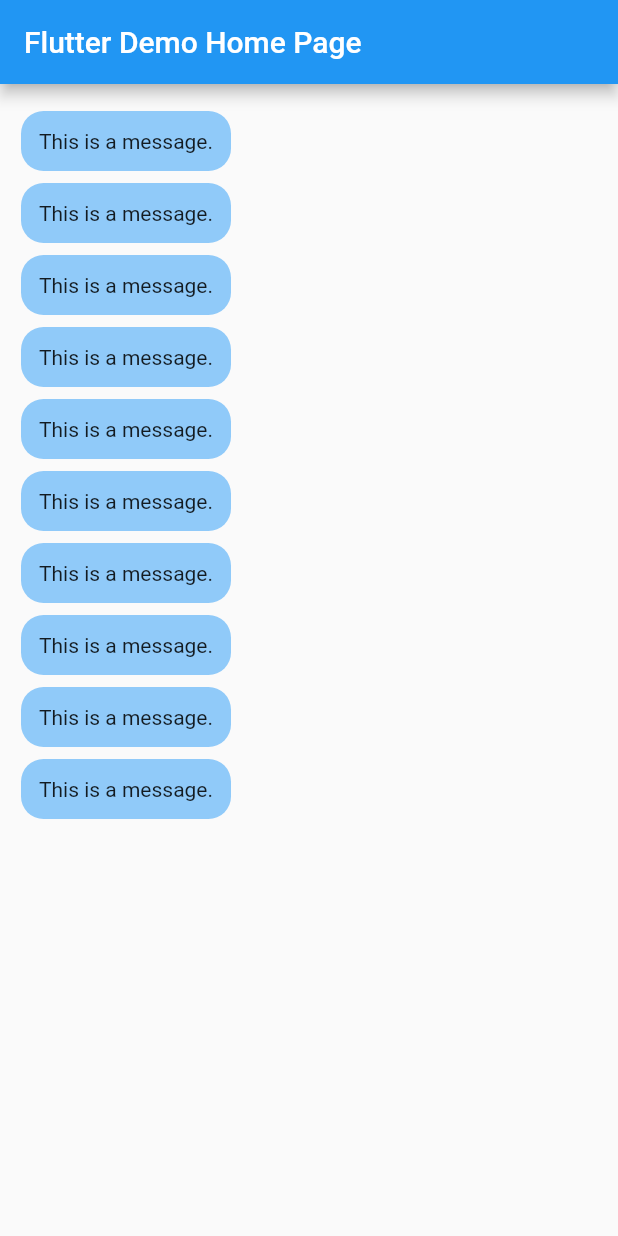
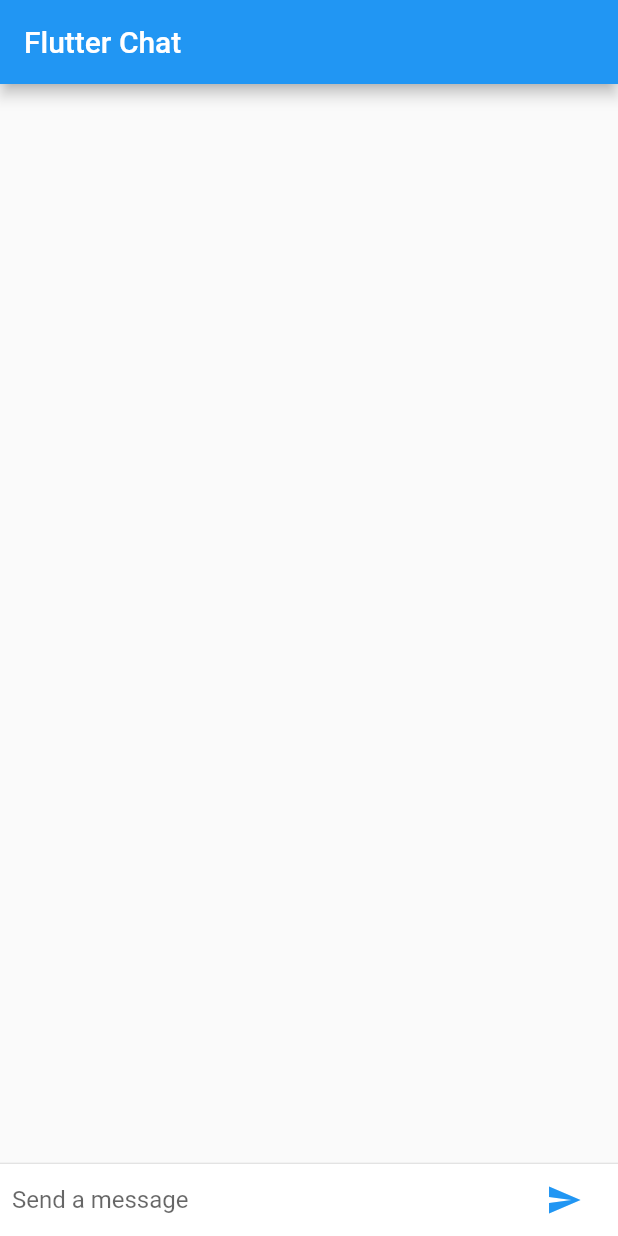
Before and after one commit to qsunki/capstone, a Flutter app: the screen it shows after launch, on a phone screen of 412 x 824 dp. Run offline on Flutter 3.47's test engine with Material 2 defaults, Android fonts, the phone set to English and light mode, and no system bars; missing offline and left inert: dart_openai.

Commit message:
edit chatUI

```diff
--- a/lib/main.dart
+++ b/lib/main.dart
@@ -1,11 +1,11 @@
 import 'package:dart_openai/openai.dart';
 import 'package:flutter/material.dart';
 
+import 'chat_message.dart';
 import 'env/env.dart';
 
-
 void main() {
-  // OpenAI.apiKey = Env.apiKey;
+  OpenAI.apiKey = Env.apiKey;
   // Stream<OpenAIStreamChatCompletionModel> chatStream = OpenAI.instance.chat.createStream(
   //   model: "gpt-3.5-turbo",
   //   messages: [
@@ -17,7 +17,7 @@ void main() {
   // );
   //
   // chatStream.listen((chatStreamEvent) {
-  //   print(chatStreamEvent.choices[0].delta.content); // ...
+  //   print(chatStreamEvent.choices[0].delta.content);
   // });
   runApp(const MyApp());
 }
@@ -33,58 +33,124 @@ class MyApp extends StatelessWidget {
       theme: ThemeData(
         primarySwatch: Colors.blue,
       ),
-      home: const MyHomePage(title: 'Flutter Demo Home Page'),
+      home: const Chat(),
       debugShowCheckedModeBanner: false,
     );
   }
 }
 
-class MyHomePage extends StatefulWidget {
-  const MyHomePage({super.key, required this.title});
-
-  final String title;
+class Chat extends StatefulWidget {
+  const Chat({super.key});
 
   @override
-  State<MyHomePage> createState() => _MyHomePageState();
+  State<Chat> createState() => _ChatState();
 }
 
-class _MyHomePageState extends State<MyHomePage> {
-  int _counter = 0;
+class _ChatState extends State<Chat> {
+  final List<ChatMessage> _messages = <ChatMessage>[];
+  final TextEditingController _textController = TextEditingController();
+  final List<OpenAIChatCompletionChoiceMessageModel> _aiMessages = [];
+  final _promptModel = OpenAIChatCompletionChoiceMessageModel(
+    role: OpenAIChatMessageRole.system,
+    content:
+        '나는 일기를 쓰려고 하고 있어. 우리는 하루를 마무리하며 대화 중이야. 너는 내가 일기를 잘 쓸 수 있도록 유도하는 질문을 하고 내가 감정을 잘 드러내도록 해줘. 너는 나의 가장 친한 친구같은 존재이기 때문에 반말을 사용해. 한 가지 주제에 몰두하지 말고 내가 겪었을 만한 일에 대해서 물어봐. 질문은 한번에 2가지 이상 하지마. 나와 너가 한 말을 반복하지마. 너는 좋은 평가를 받는 일기에 들어갈 만한 내용을 물어봐. 하루 중 일어났을 법한 일들을 시간 순서대로 물어봐.',
+  );
 
-  void _incrementCounter() {
+  void handleSubmitted(String text, String type) {
+    if (text == '') {
+      return;
+    }
     setState(() {
-      _counter++;
+      _messages.add(ChatMessage(msgContent: text, msgType: type));
+      _textController.clear();
     });
+    if (type == 'send') {
+      returnAnswer(text);
+    }
+  }
+
+  Future<void> returnAnswer(String text) async {
+    _aiMessages.add(OpenAIChatCompletionChoiceMessageModel(
+        role: OpenAIChatMessageRole.user, content: text));
+    OpenAIChatCompletionModel chatCompletion =
+        await OpenAI.instance.chat.create(
+      model: "gpt-3.5-turbo",
+      messages: _aiMessages.length < 10
+          ? [_promptModel, ..._aiMessages]
+          : [_promptModel, ..._aiMessages.sublist(_aiMessages.length - 10)],
+    );
+    _aiMessages.add(chatCompletion.choices[0].message);
+    handleSubmitted(chatCompletion.choices[0].message.content, 'receive');
   }
 
   @override
   Widget build(BuildContext context) {
     return Scaffold(
         appBar: AppBar(
-        title: Text(widget.title),
+          title: Text('Flutter Chat'),
         ),
-      body: ListView.builder(
-        itemCount: 10,
-        shrinkWrap: true,
+        body: Column(
+          children: [
+            Flexible(
+              child: ListView.builder(
+                itemCount: _messages.length,
+                // shrinkWrap: true,
+                // reverse: true,
                 padding: EdgeInsets.only(top: 10),
-        // physics: NeverScrollableScrollPhysics(),
                 itemBuilder: (context, index) {
                   return Container(
                     padding: EdgeInsets.only(left: 14, right: 14, top: 8),
                     child: Align(
-              alignment: Alignment.topLeft,
+                      alignment: _messages[index].msgType == 'send'
+                          ? Alignment.topRight
+                          : Alignment.topLeft,
                       child: Container(
                         decoration: BoxDecoration(
                           borderRadius: BorderRadius.circular(15),
-                  color: Colors.blue[200],
+                          color: _messages[index].msgType == 'send'
+                              ? Colors.blue[200]
+                              : Colors.red[100],
                         ),
                         padding: EdgeInsets.all(12),
-                child: Text('This is a message.'),
+                        child: Text(_messages[index].msgContent),
                       ),
                     ),
                   );
                 },
+              ),
+            ),
+            Divider(height: 1.0),
+            Container(
+              decoration: BoxDecoration(color: Theme.of(context).cardColor),
+              child: IconTheme(
+                data: IconThemeData(
+                    color: Theme.of(context).colorScheme.secondary),
+                child: Container(
+                  margin: EdgeInsets.symmetric(horizontal: 8.0),
+                  child: Row(
+                    children: [
+                      Flexible(
+                        child: TextField(
+                          controller: _textController,
+                          onSubmitted: (text) => handleSubmitted(text, 'send'),
+                          decoration: InputDecoration.collapsed(
+                              hintText: 'Send a message'),
+                        ),
+                      ),
+                      Container(
+                        margin: EdgeInsets.symmetric(horizontal: 4.0),
+                        child: IconButton(
+                          icon: Icon(Icons.send),
+                          onPressed: () =>
+                              handleSubmitted(_textController.text, 'send'),
+                        ),
                       )
-    );
+                    ],
+                  ),
+                ),
+              ),
+            ),
+          ],
+        ));
   }
 }
```
Also changed, not shown: lib/chat_message.dart (renamed from lib/ChatMessage.dart). Lines whose indentation alone changed are shown as unchanged.
